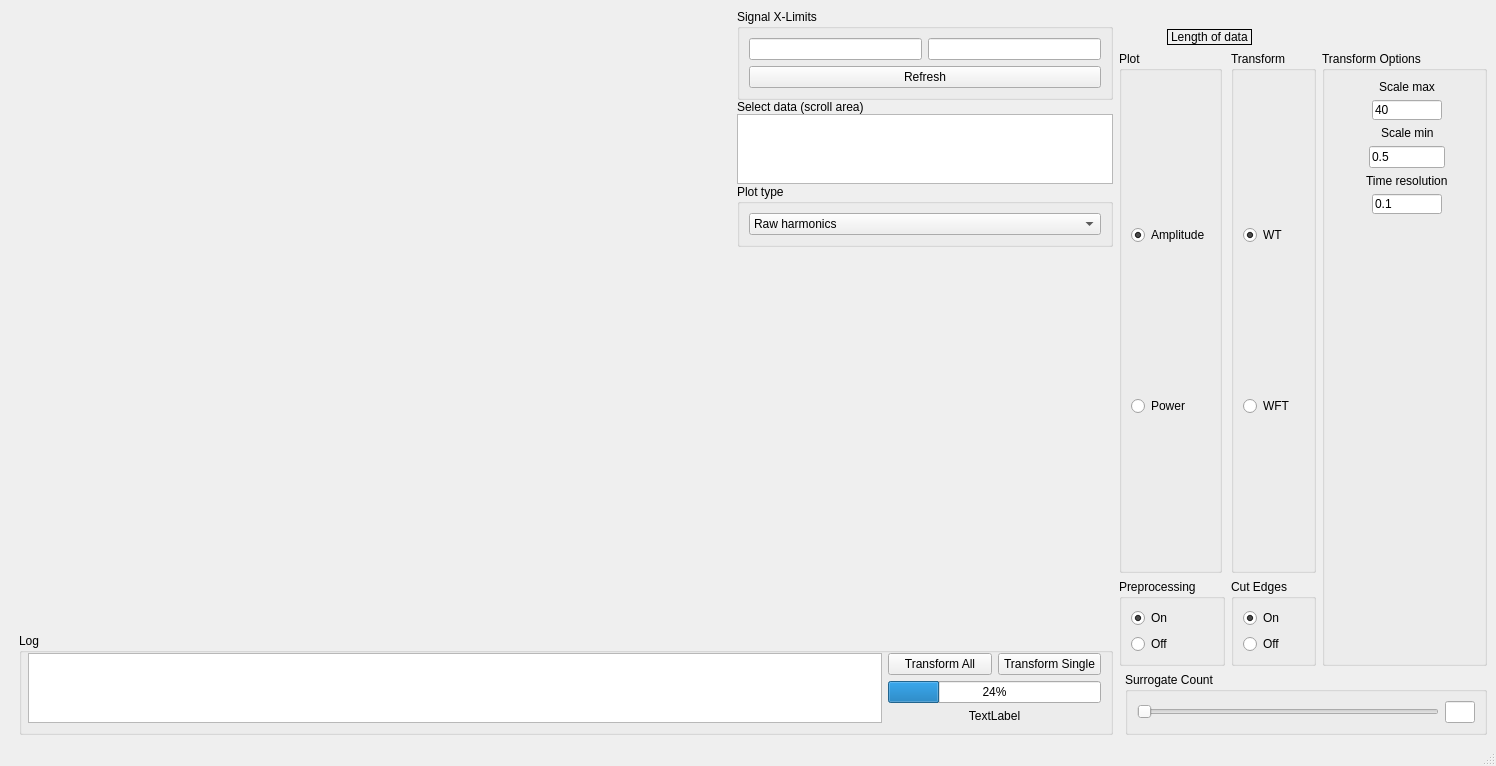
Above: res/layout/window_harmonics.ui from luphysics/PyMODA before the change. Below: the same form after it.
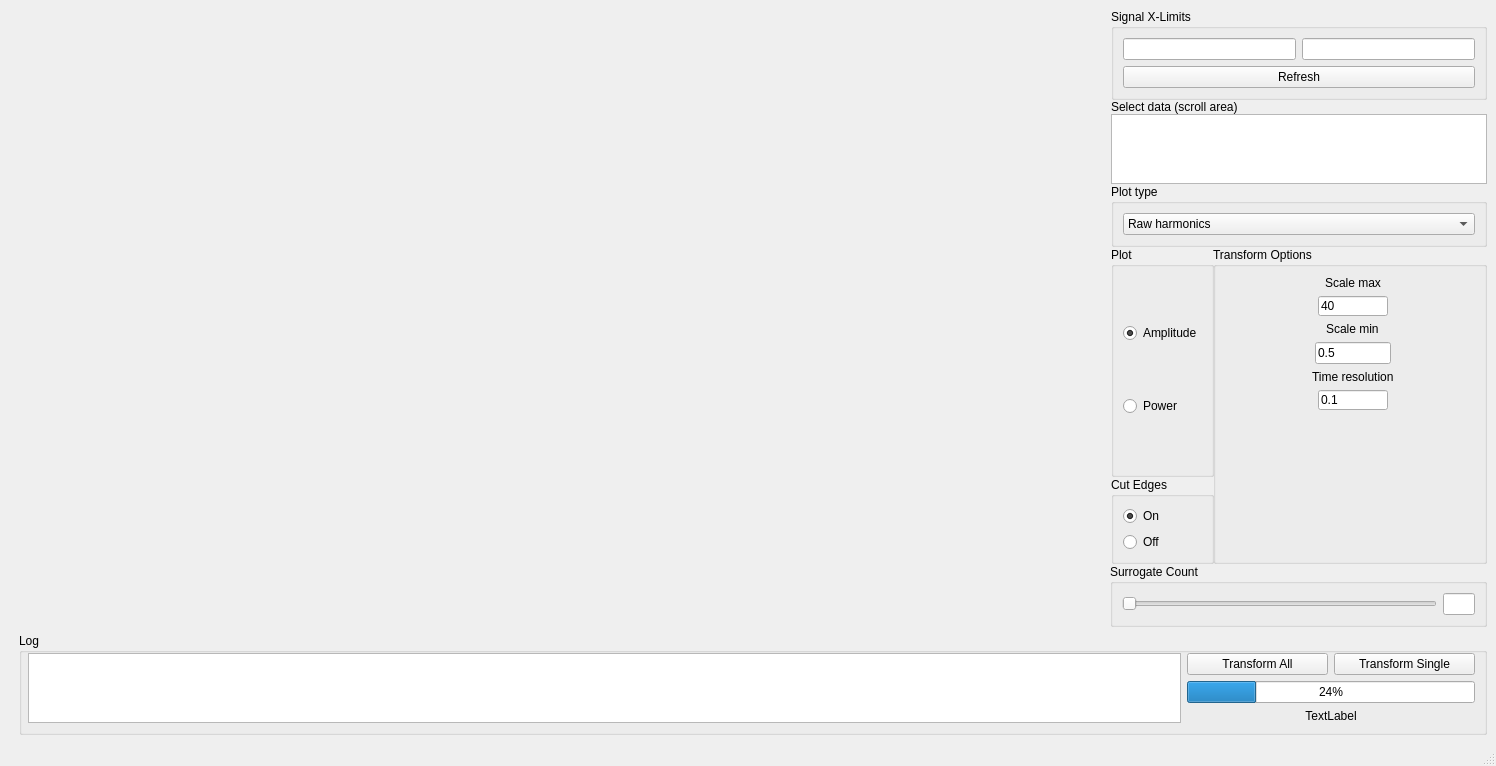
That is the form after the change. Custom widgets are drawn as their Qt base class.

Commit message: Remove unnecessary GUI elements

What changed in the file:
```diff
--- a/res/layout/window_harmonics.ui
+++ b/res/layout/window_harmonics.ui
@@ -16,7 +16,7 @@
   <widget class="QWidget" name="centralwidget">
    <layout class="QHBoxLayout" name="horizontalLayout">
     <item>
-     <layout class="QHBoxLayout" name="main_layout" stretch="9,3">
+     <layout class="QHBoxLayout" name="main_layout" stretch="9">
       <item>
        <layout class="QVBoxLayout" name="verticalLayout_7" stretch="9,1">
         <property name="leftMargin">
@@ -121,87 +121,9 @@
           <item row="1" column="1">
            <layout class="QGridLayout" name="gridLayout_5">
             <item row="0" column="0">
-             <widget class="AmplitudePlot" name="plot_right" native="true"/>
-            </item>
-           </layout>
-          </item>
-         </layout>
-        </item>
-        <item>
-         <widget class="QGroupBox" name="groupBox_2">
-          <property name="title">
-           <string>Log</string>
-          </property>
-          <layout class="QHBoxLayout" name="horizontalLayout_3" stretch="4,1">
-           <property name="leftMargin">
-            <number>6</number>
-           </property>
-           <property name="topMargin">
-            <number>0</number>
-           </property>
-           <item>
-            <widget class="QPlainTextEdit" name="text_log">
-             <property name="readOnly">
-              <bool>true</bool>
-             </property>
-            </widget>
-           </item>
-           <item>
-            <layout class="QVBoxLayout" name="verticalLayout_8">
-             <item>
-              <layout class="QHBoxLayout" name="horizontalLayout_4">
-               <item>
-                <widget class="QPushButton" name="btn_calculate_all">
-                 <property name="text">
-                  <string>Transform All</string>
-                 </property>
-                </widget>
-               </item>
-               <item>
-                <widget class="QPushButton" name="btn_calculate_single">
-                 <property name="text">
-                  <string>Transform Single</string>
-                 </property>
-                </widget>
-               </item>
-              </layout>
-             </item>
-             <item>
-              <widget class="QProgressBar" name="progress">
-               <property name="value">
-                <number>24</number>
-               </property>
-              </widget>
-             </item>
-             <item>
-              <widget class="QLabel" name="lbl_progress">
-               <property name="text">
-                <string>TextLabel</string>
-               </property>
-               <property name="alignment">
-                <set>Qt::AlignCenter</set>
-               </property>
-              </widget>
-             </item>
-            </layout>
-           </item>
-          </layout>
-         </widget>
-        </item>
-       </layout>
-      </item>
-      <item>
        <layout class="QGridLayout" name="gridLayout_6">
         <item row="0" column="0">
-         <layout class="QVBoxLayout" name="verticalLayout_2">
-          <item>
-           <widget class="QLabel" name="label">
-            <property name="text">
-             <string/>
-            </property>
-           </widget>
-          </item>
-         </layout>
+               <layout class="QVBoxLayout" name="verticalLayout_2"/>
         </item>
         <item row="2" column="0">
          <layout class="QFormLayout" name="formLayout_3">
@@ -212,8 +134,8 @@
            <set>Qt::AlignRight|Qt::AlignTop|Qt::AlignTrailing</set>
           </property>
           <item row="0" column="0">
-           <layout class="QFormLayout" name="formLayout">
-            <item row="0" column="0">
+                 <layout class="QVBoxLayout" name="verticalLayout_9">
+                  <item>
              <widget class="QGroupBox" name="groupBox">
               <property name="title">
                <string>Plot</string>
@@ -239,33 +161,7 @@
               </layout>
              </widget>
             </item>
-            <item row="1" column="0">
-             <widget class="QGroupBox" name="groupBox">
-              <property name="title">
-               <string>Preprocessing</string>
-              </property>
-              <layout class="QGridLayout" name="gridLayout_13">
-               <item row="1" column="0">
-                <widget class="QRadioButton" name="radio_preproc_off">
-                 <property name="text">
-                  <string>Off</string>
-                 </property>
-                </widget>
-               </item>
-               <item row="0" column="0">
-                <widget class="QRadioButton" name="radio_preproc_on">
-                 <property name="text">
-                  <string>On</string>
-                 </property>
-                 <property name="checked">
-                  <bool>true</bool>
-                 </property>
-                </widget>
-               </item>
-              </layout>
-             </widget>
-            </item>
-            <item row="1" column="1">
+                  <item>
              <widget class="QGroupBox" name="groupBox">
               <property name="title">
                <string>Cut Edges</string>
@@ -291,32 +187,6 @@
               </layout>
              </widget>
             </item>
-            <item row="0" column="1">
-             <widget class="QGroupBox" name="groupBox">
-              <property name="title">
-               <string>Transform</string>
-              </property>
-              <layout class="QGridLayout" name="gridLayout_17">
-               <item row="1" column="0">
-                <widget class="QRadioButton" name="radio_transform_wft">
-                 <property name="text">
-                  <string>WFT</string>
-                 </property>
-                </widget>
-               </item>
-               <item row="0" column="0">
-                <widget class="QRadioButton" name="radio_transform_wt">
-                 <property name="text">
-                  <string>WT</string>
-                 </property>
-                 <property name="checked">
-                  <bool>true</bool>
-                 </property>
-                </widget>
-               </item>
-              </layout>
-             </widget>
-            </item>
            </layout>
           </item>
           <item row="0" column="1">
@@ -447,21 +317,74 @@
          </layout>
         </item>
         <item row="1" column="0">
-         <layout class="QHBoxLayout" name="data_section">
-          <item alignment="Qt::AlignHCenter">
-           <widget class="QLabel" name="label_6">
-            <property name="frameShape">
-             <enum>QFrame::Box</enum>
-            </property>
+               <layout class="QHBoxLayout" name="data_section"/>
+              </item>
+             </layout>
+            </item>
+           </layout>
+          </item>
+         </layout>
+        </item>
+        <item>
+         <widget class="QGroupBox" name="groupBox_2">
+          <property name="title">
+           <string>Log</string>
+          </property>
+          <layout class="QHBoxLayout" name="horizontalLayout_3" stretch="4,1">
+           <property name="leftMargin">
+            <number>6</number>
+           </property>
+           <property name="topMargin">
+            <number>0</number>
+           </property>
+           <item>
+            <widget class="QPlainTextEdit" name="text_log">
+             <property name="readOnly">
+              <bool>true</bool>
+             </property>
+            </widget>
+           </item>
+           <item>
+            <layout class="QVBoxLayout" name="verticalLayout_8">
+             <item>
+              <layout class="QHBoxLayout" name="horizontalLayout_4">
+               <item>
+                <widget class="QPushButton" name="btn_calculate_all">
             <property name="text">
-             <string>Length of data</string>
+                  <string>Transform All</string>
             </property>
            </widget>
           </item>
           <item>
-           <widget class="QWidget" name="dataLength" native="true"/>
-          </item>
-         </layout>
+                <widget class="QPushButton" name="btn_calculate_single">
+                 <property name="text">
+                  <string>Transform Single</string>
+                 </property>
+                </widget>
+               </item>
+              </layout>
+             </item>
+             <item>
+              <widget class="QProgressBar" name="progress">
+               <property name="value">
+                <number>24</number>
+               </property>
+              </widget>
+             </item>
+             <item>
+              <widget class="QLabel" name="lbl_progress">
+               <property name="text">
+                <string>TextLabel</string>
+               </property>
+               <property name="alignment">
+                <set>Qt::AlignCenter</set>
+               </property>
+              </widget>
+             </item>
+            </layout>
+           </item>
+          </layout>
+         </widget>
         </item>
        </layout>
       </item>
@@ -494,12 +417,6 @@
    <header>gui.plotting.plots.ColorMeshPlot</header>
    <container>1</container>
   </customwidget>
-  <customwidget>
-   <class>AmplitudePlot</class>
-   <extends>QWidget</extends>
-   <header>gui.plotting.plots.AmplitudePlot</header>
-   <container>1</container>
-  </customwidget>
  </customwidgets>
  <resources/>
  <connections/>
```
Lines whose indentation alone changed are shown as unchanged. The commit also changes 1 other file.
